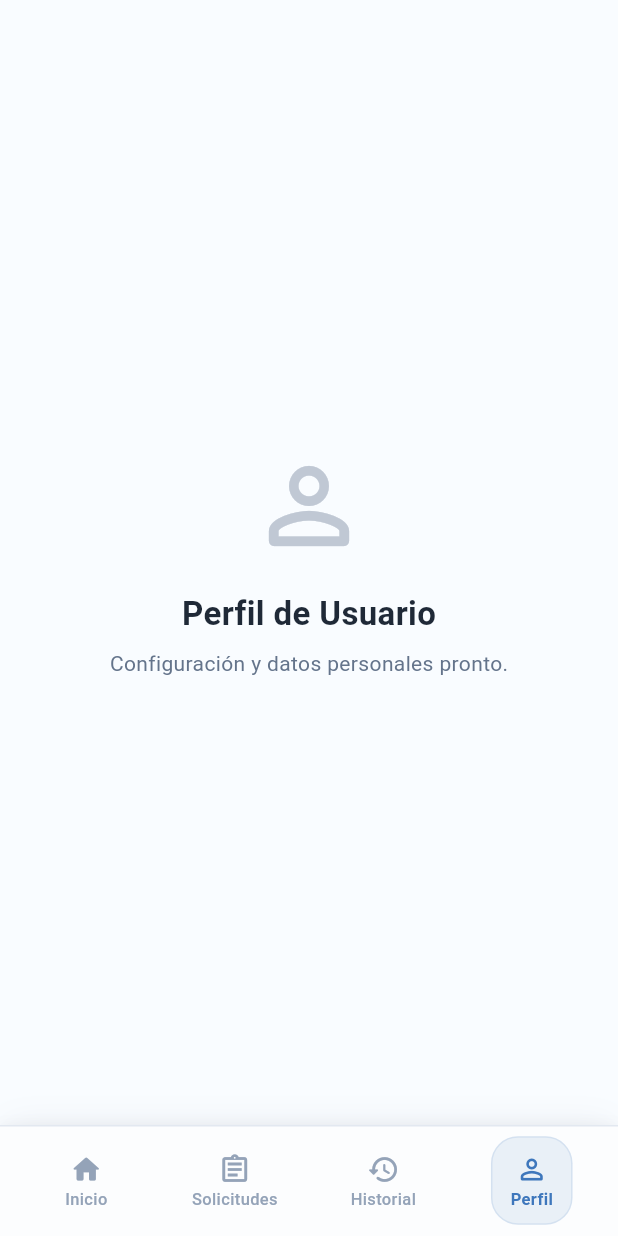
After one commit to NARAESDEV/FinanSale, a Flutter app: the PerfilPage screen opened by its route, on a phone screen of 412 x 824 dp. The commit adds this screen. Run offline on Flutter 3.47's test engine with Material 3 defaults, Android fonts, the light colour scheme and no system bars; our stand-ins replace dio, equatable, flutter_bloc, flutter_dotenv, go_router.

Commit message:
feat (Navegacion-UI) creando vistas de Perfil Historial y Solicitud

```diff
--- a/lib/core/navigation/app_router.dart
+++ b/lib/core/navigation/app_router.dart
@@ -1,9 +1,12 @@
 import 'package:finansale/features/auth/presentation/cubit/auth_cubit.dart';
 import 'package:finansale/features/auth/presentation/cubit/auth_state.dart';
+import 'package:finansale/features/hub/presentation/perfil_page.dart';
 import 'package:finansale/features/rh/presentation/cubit/aprobaciones_cubit.dart';
 import 'package:finansale/features/rh/presentation/cubit/solicitudes_cubit.dart';
+import 'package:finansale/features/rh/presentation/historial_page.dart';
 import 'package:finansale/features/rh/presentation/pages/aprobaciones_pendientes_page.dart';
 import 'package:finansale/features/rh/presentation/pages/estado_solicitudes_page.dart';
+import 'package:finansale/features/rh/presentation/pages/solicitudes_page.dart';
 import 'package:finansale/shared/widgets/nav_guard.dart';
 import 'package:flutter/material.dart';
 import 'package:flutter_bloc/flutter_bloc.dart';
@@ -26,15 +29,6 @@ class AppRouter {
       GoRoute(
         path: '/hub',
         builder: (context, state) => const NavGuard(child: HubScreen()),
-      ),
-
-      ShellRoute(
-        builder: (context, state, child) => MainWrapper(child: child),
-        routes: [
-          GoRoute(
-            path: '/rh-dashboard',
-            // ✅ Quitado NavGuard redundante — RhDashboardPage ya tiene PopScope
-            builder: (context, state) => const RhDashboardPage(),
       ),
       GoRoute(
         path: '/lista-aprobaciones',
@@ -59,6 +53,27 @@ class AppRouter {
           child: const EstadoSolicitudesPage(),
         ),
       ),
+      ShellRoute(
+        builder: (context, state, child) => MainWrapper(child: child),
+        routes: [
+          GoRoute(
+            path: '/rh-dashboard',
+
+            builder: (context, state) => const RhDashboardPage(),
+          ),
+
+          GoRoute(
+            path: '/solicitudes',
+            builder: (context, state) => const SolicitudesPage(),
+          ),
+          GoRoute(
+            path: '/historial',
+            builder: (context, state) => const HistorialPage(),
+          ),
+          GoRoute(
+            path: '/perfil',
+            builder: (context, state) => const PerfilPage(),
+          ),
         ],
       ),
     ],
--- /dev/null
+++ b/lib/features/hub/presentation/perfil_page.dart
@@ -0,0 +1,38 @@
+import 'package:flutter/material.dart';
+
+class PerfilPage extends StatelessWidget {
+  const PerfilPage({super.key});
+
+  @override
+  Widget build(BuildContext context) {
+    return const Scaffold(
+      backgroundColor: Color(0xFFF9FCFF),
+      body: Center(
+        child: Column(
+          mainAxisAlignment: MainAxisAlignment.center,
+          children: [
+            Icon(
+              Icons.person_outline_rounded,
+              size: 80,
+              color: Color(0xFFC0C8D4),
+            ),
+            SizedBox(height: 16),
+            Text(
+              "Perfil de Usuario",
+              style: TextStyle(
+                fontSize: 22,
+                fontWeight: FontWeight.bold,
+                color: Color(0xFF1F2937),
+              ),
+            ),
+            SizedBox(height: 8),
+            Text(
+              "Configuración y datos personales pronto.",
+              style: TextStyle(fontSize: 14, color: Color(0xFF64748B)),
+            ),
+          ],
+        ),
+      ),
+    );
+  }
+}
```
Also changed, not shown: lib/features/rh/presentation/historial_page.dart (added, +34 -0 lines), lib/features/rh/presentation/pages/solicitudes_page.dart (added, +35 -0 lines). Lines whose indentation alone changed are shown as unchanged.
